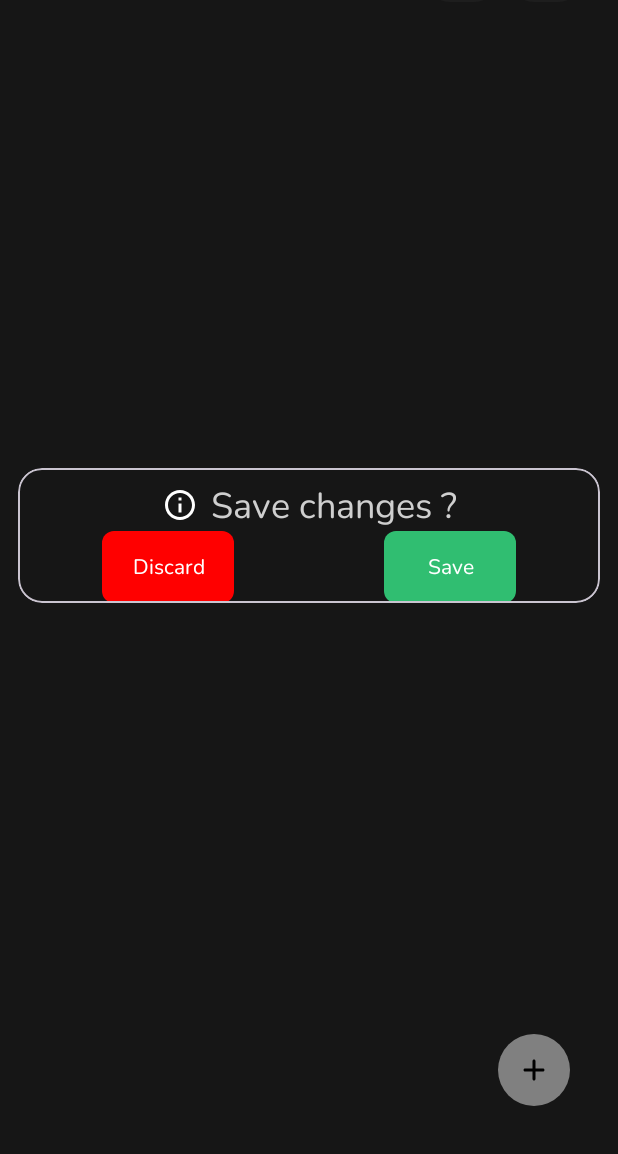
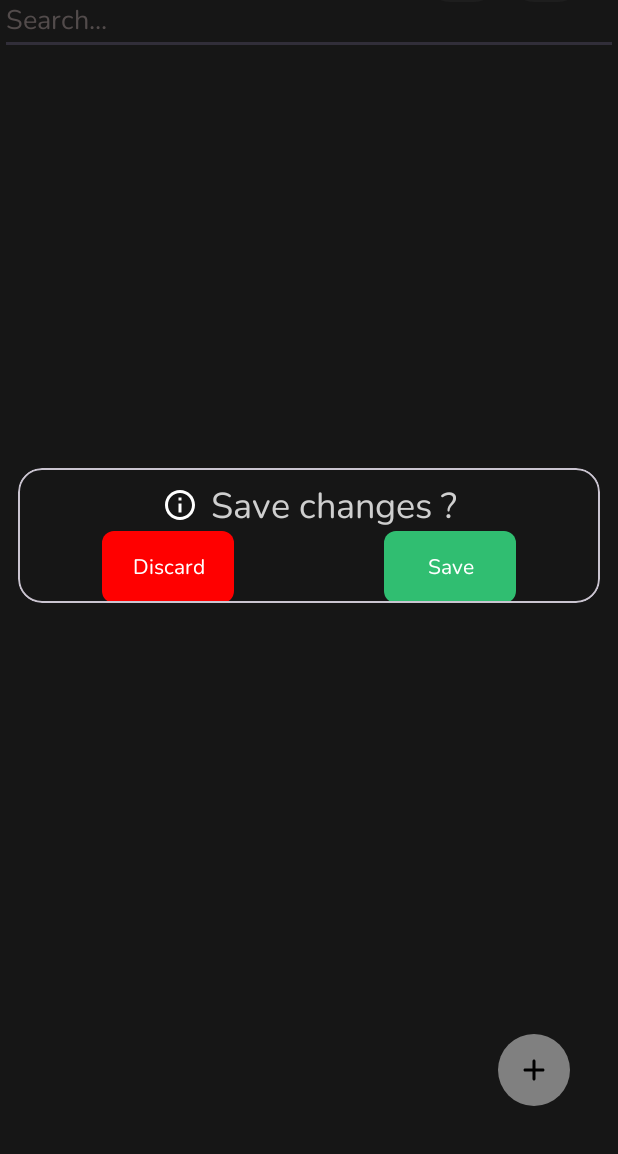
Before and after one commit to yigit11122/NotesDemo, an Android app: the fragment SavePopupFragment placed in its activity, on a phone screen of 412 x 824 dp, the part 82-1236 px from its top. Run offline under Robolectric (Android 15) with nearby library versions, the phone set to English and light mode, and no system bars; our stand-ins replace Room's generated code, RxJava.

Commit message:
Notes_Demo_Update_SearchButton

```diff
--- a/app/src/main/java/com/yigit/notesdemo/roomdb/NoteDAO.kt
+++ b/app/src/main/java/com/yigit/notesdemo/roomdb/NoteDAO.kt
@@ -26,4 +26,8 @@ interface NoteDAO {
 
     @Update
     fun update(note: Note): Completable
+
+    @Query("SELECT * FROM Note WHERE Title LIKE '%' || :search || '%' OR Text LIKE '%' || :search || '%'")
+    fun searchNotes(search: String): Flowable<List<Note>>
+
 }
--- a/app/src/main/java/com/yigit/notesdemo/view/HomeFragment.kt
+++ b/app/src/main/java/com/yigit/notesdemo/view/HomeFragment.kt
@@ -4,6 +4,7 @@ import android.os.Bundle
 import android.view.LayoutInflater
 import android.view.View
 import android.view.ViewGroup
+import androidx.core.widget.addTextChangedListener
 import androidx.fragment.app.Fragment
 import androidx.navigation.Navigation
 import androidx.recyclerview.widget.LinearLayoutManager
@@ -42,6 +43,19 @@ class HomeFragment : Fragment() {
 
         binding.buttonAddHome.setOnClickListener { newAdd(it) }
         binding.buttonInfoHome.setOnClickListener { info(it) }
+        binding.buttonSearchHome.setOnClickListener { buttonVisibility() }
+
+        binding.searchEditTextHome.addTextChangedListener { editable ->
+
+            val query = editable.toString()
+
+            if (query.isEmpty()) {
+                getData()
+            } else {
+                searchData(query)
+            }
+
+        }
 
         binding.RecyclerViewNotes.layoutManager = LinearLayoutManager(requireContext())
         noteAdapter = NoteAdapter(requireContext(), mutableListOf())
@@ -52,10 +66,15 @@ class HomeFragment : Fragment() {
 
     private fun getData() {
         mDisposable.add(
-            noteDAO.getAll()
-                .subscribeOn(Schedulers.io())
-                .observeOn(AndroidSchedulers.mainThread())
+            noteDAO.getAll().subscribeOn(Schedulers.io()).observeOn(AndroidSchedulers.mainThread())
                 .subscribe(this::handleResponse)
+        )
+    }
+
+    private fun searchData(query: String) {
+        mDisposable.add(
+            noteDAO.searchNotes(query).subscribeOn(Schedulers.io())
+                .observeOn(AndroidSchedulers.mainThread()).subscribe(this::handleResponse)
         )
     }
 
@@ -70,15 +89,20 @@ class HomeFragment : Fragment() {
 
     private fun newAdd(view: View) {
         val noteArguments = NoteArguments(
-            edit = 0,
-            id = null,
-            title = null,
-            text = null,
-            priority = 0
+            edit = 0, id = null, title = null, text = null, priority = 0
         )
         val action = HomeFragmentDirections.actionHomeFragmentToAddNoteFragment(noteArguments)
         Navigation.findNavController(view).navigate(action)
     }
+
+    private fun buttonVisibility() {
+        if (binding.searchEditTextHome.visibility == View.GONE) {
+            binding.searchEditTextHome.visibility = View.VISIBLE
+        } else {
+            binding.searchEditTextHome.visibility = View.GONE
+        }
+    }
+
 
     override fun onDestroy() {
         super.onDestroy()
--- a/app/src/main/res/layout/fragment_home.xml
+++ b/app/src/main/res/layout/fragment_home.xml
@@ -51,11 +51,29 @@
         </androidx.appcompat.widget.LinearLayoutCompat>
     </androidx.appcompat.widget.Toolbar>
 
+    <androidx.appcompat.widget.AppCompatEditText
+        android:id="@+id/searchEditTextHome"
+        android:layout_width="0dp"
+        android:layout_height="wrap_content"
+        android:hint="Search..."
+        android:inputType="text"
+        android:textColor="@color/white"
+        android:textColorHint="#A39595"
+        android:fontFamily="@font/nunito_regular"
+        android:visibility="visible"
+        android:layout_marginBottom="8dp"
+        app:layout_constraintEnd_toEndOf="parent"
+        app:layout_constraintStart_toStartOf="parent"
+        app:layout_constraintTop_toBottomOf="@id/toolbarHome"
+        app:layout_constraintBottom_toTopOf="@id/RecyclerViewNotes"
+        />
+
     <androidx.recyclerview.widget.RecyclerView
         android:id="@+id/RecyclerViewNotes"
         android:layout_width="match_parent"
         android:layout_height="0dp"
         android:visibility="visible"
+        android:layout_marginTop="16dp"
         app:layoutManager="androidx.recyclerview.widget.LinearLayoutManager"
         app:layout_constraintBottom_toBottomOf="parent"
         app:layout_constraintEnd_toEndOf="parent"
--- a/app/src/main/res/navigation/nav_graph.xml
+++ b/app/src/main/res/navigation/nav_graph.xml
@@ -4,7 +4,6 @@
     android:id="@+id/nav_graph"
     app:startDestination="@id/homeFragment">
 
-    <!-- HomeFragment -->
     <fragment
         android:id="@+id/homeFragment"
         android:name="com.yigit.notesdemo.view.HomeFragment"
@@ -29,13 +28,11 @@
         </action>
     </fragment>
 
-    <!-- InfoPopupFragment -->
     <dialog
         android:id="@+id/infoPopupFragment"
         android:name="com.yigit.notesdemo.view.InfoPopupFragment"
         android:label="InfoPopupFragment" />
 
-    <!-- AddNoteFragment -->
     <fragment
         android:id="@+id/addNoteFragment"
         android:name="com.yigit.notesdemo.view.AddNoteFragment"
@@ -53,17 +50,20 @@
         </action>
         <action
             android:id="@+id/action_addNoteFragment_to_detailFragment"
-            app:destination="@id/detailFragment">
+            app:destination="@id/detailFragment"
+            app:popUpTo="@id/addNoteFragment"
+            app:popUpToInclusive="true">
             <argument
                 android:name="noteData"
                 app:argType="com.yigit.notesdemo.view.NoteArguments" />
         </action>
         <action
             android:id="@+id/action_addNoteFragment_to_homeFragment"
-            app:destination="@id/homeFragment" />
+            app:destination="@id/homeFragment"
+            app:popUpTo="@id/addNoteFragment"
+            app:popUpToInclusive="true" />
     </fragment>
 
-    <!-- DetailFragment -->
     <fragment
         android:id="@+id/detailFragment"
         android:name="com.yigit.notesdemo.view.DetailFragment"
@@ -73,17 +73,20 @@
             app:argType="com.yigit.notesdemo.view.NoteArguments" />
         <action
             android:id="@+id/action_detailFragment_to_addNoteFragment"
-            app:destination="@id/addNoteFragment">
+            app:destination="@id/addNoteFragment"
+            app:popUpTo="@id/detailFragment"
+            app:popUpToInclusive="true">
             <argument
                 android:name="noteData"
                 app:argType="com.yigit.notesdemo.view.NoteArguments" />
         </action>
         <action
             android:id="@+id/action_detailFragment_to_homeFragment"
-            app:destination="@id/homeFragment" />
+            app:destination="@id/homeFragment"
+            app:popUpTo="@id/detailFragment"
+            app:popUpToInclusive="true" />
     </fragment>
 
-    <!-- SavePopupFragment -->
     <dialog
         android:id="@+id/savePopupFragment"
         android:name="com.yigit.notesdemo.view.SavePopupFragment"
@@ -100,6 +103,8 @@
         </action>
         <action
             android:id="@+id/action_savePopupFragment_to_homeFragment"
-            app:destination="@id/homeFragment" />
+            app:destination="@id/homeFragment"
+            app:popUpTo="@id/addNoteFragment"
+            app:popUpToInclusive="true" />
     </dialog>
 </navigation>
```
